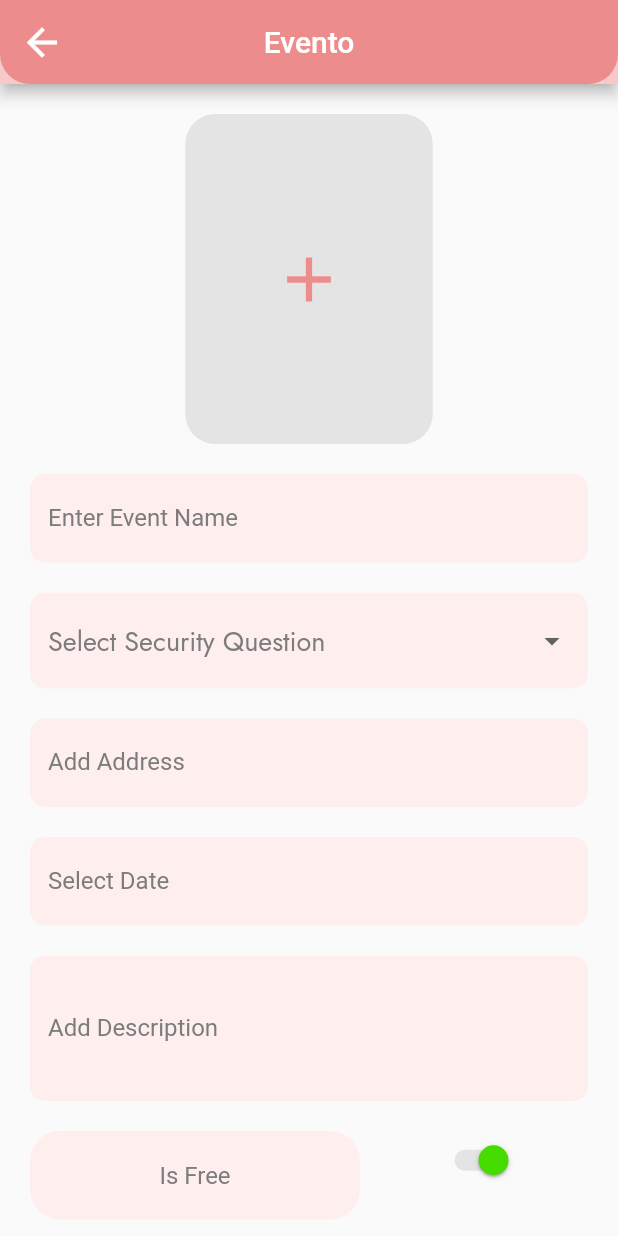
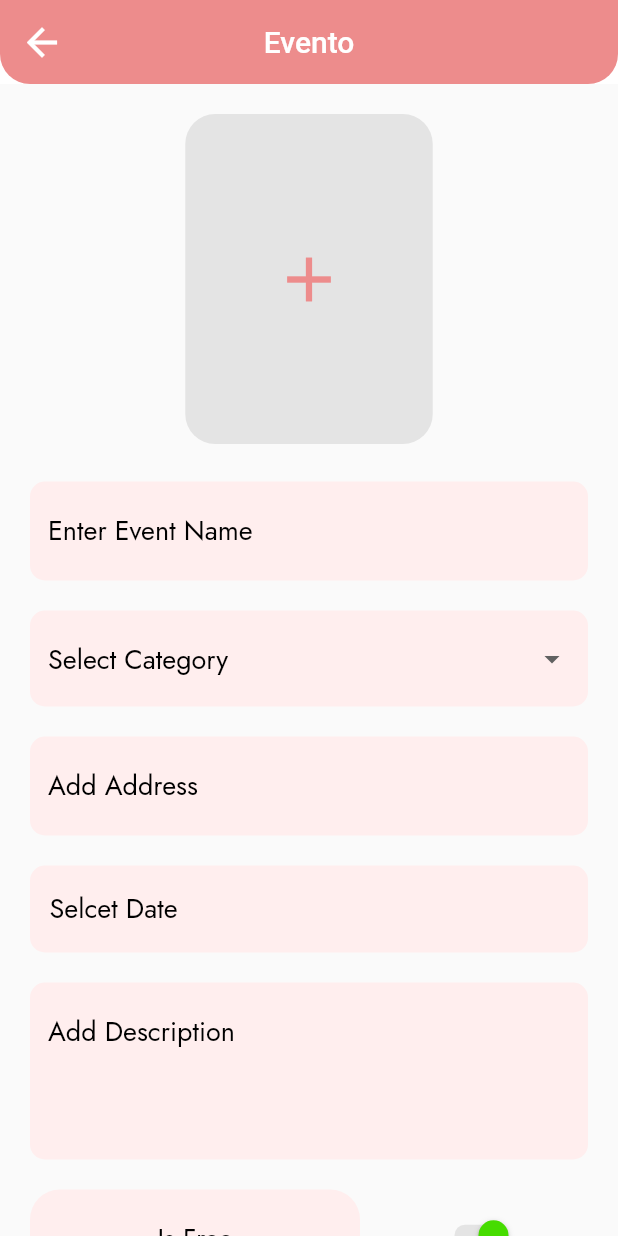
Before and after one commit to SarveshChavan/Evento_Frontend, a Flutter app: the AddEvent screen opened directly, after a tap on the "add" icon, on a phone screen of 412 x 824 dp. Run offline on Flutter 3.47's test engine with Material 2 defaults, Android fonts, the phone set to English and light mode, and no system bars; our stand-ins replace firebase_auth, firebase_core, firebase_storage, google_fonts, image_picker, shared_preferences; accounts and stored records are empty; network calls fail.

Commit message:
Add Event Page Completed and connected

```diff
--- a/lib/models/event.dart
+++ b/lib/models/event.dart
@@ -13,7 +13,7 @@ class Event{
   String ? eventDescription;
 
   Event({
-    this.id,
+    this.id ='',
     this.hostEmail,
     this.eventName,
     this.category,
--- a/lib/provider/userProvider.dart
+++ b/lib/provider/userProvider.dart
@@ -43,6 +43,9 @@ class UserProvider with ChangeNotifier{
   String getProfilePhoto(){
     return _user.profilePhoto.toString();
   }
+  String getUserEmail(){
+    return _user.email.toString();
+  }
   String getUserDescription(){
     return _user.userDescription.toString();
   }
--- a/lib/routes.dart
+++ b/lib/routes.dart
@@ -1,3 +1,4 @@
+import 'package:events/screens/event/add_event.dart';
 import 'package:events/screens/home_wrapper.dart';
 import 'package:events/screens/profile/change_password.dart';
 import 'package:events/screens/event/ongoing_screen.dart';
@@ -39,6 +40,8 @@ class Routes {
       case HomeWrapper.routeName:
         return MaterialPageRoute(builder: (_)=>HomeWrapper());
 
+      case AddEvent.routeName:
+        return MaterialPageRoute(builder: (_)=>AddEvent());
 
       default: return null;
 
--- a/lib/screens/authentication/security_question_screen.dart
+++ b/lib/screens/authentication/security_question_screen.dart
@@ -27,7 +27,8 @@ class _SecurityQuestionState extends State<SecurityQuestion> {
     "What is the name of your Crush?",
     "Which is your favourite Cuisine?",
     "Your Favorite Movie?"
-  ]);
+  ],
+  title: "Select Security Question",);
   @override
   Widget build(BuildContext context) {
     return Scaffold(
--- a/lib/screens/event/add_event.dart
+++ b/lib/screens/event/add_event.dart
@@ -1,31 +1,62 @@
+import 'dart:io';
+import 'package:events/Services/event_services.dart';
+import 'package:events/provider/userProvider.dart';
+import 'package:events/screens/home_wrapper.dart';
+import 'package:intl/intl.dart';
 import 'package:events/constants/colors.dart';
 import 'package:events/widgets/basic_text_field.dart';
 import 'package:events/widgets/custom_dropdown.dart';
 import 'package:events/widgets/login_signup_button.dart';
+import 'package:flutter/cupertino.dart';
 import 'package:flutter/material.dart';
+import 'package:flutter/services.dart';
+import 'package:image_picker/image_picker.dart';
 import 'package:provider/provider.dart';
+import '../../Services/image_picker.dart';
+import '../../constants/theme.dart';
 
 class AddEvent extends StatefulWidget {
   const AddEvent({Key? key}) : super(key: key);
+
+  static const String routeName ="AddEvent";
 
   @override
   State<AddEvent> createState() => _AddEventState();
 }
 
 class _AddEventState extends State<AddEvent> {
-
   TextEditingController eventName = TextEditingController();
   TextEditingController address = TextEditingController();
   TextEditingController description = TextEditingController();
-  TextEditingController date = TextEditingController();
-  CustomDropDown categorySelected = CustomDropDown(options: <String>["Entertainment","Technology"]);
+  CustomDropDown categorySelected =
+      CustomDropDown(options: <String>["Entertainment", "Technology","Other"],title: "Select Category",);
   bool isFree = true;
+  File? img;
+  String date='',photoUrl='';
+  DateTime oldDate = DateTime.now();
+
+  Future pickImage() async {
+    try {
+      final image = await ImagePicker()
+          .pickImage(source: ImageSource.gallery, imageQuality: 25);
+      if (image == null) return;
+      final imageTemp = File(image.path);
+
+      setState(() {
+        img = imageTemp;
+      });
+    } on PlatformException catch (e) {
+      // ignore: avoid_print
+      print('Failed to pickimage : $e');
+    }
+  }
 
   @override
   Widget build(BuildContext context) {
     return Scaffold(
       appBar: AppBar(
-          backgroundColor: AppColors.colors.lightShade,
+        backgroundColor: AppColors.colors.white,
+        elevation: 0,
         title: Text('Evento'),
         centerTitle: true,
         flexibleSpace: Container(
@@ -40,9 +71,7 @@ class _AddEventState extends State<AddEvent> {
         leading: IconButton(
           icon: Icon(Icons.arrow_back),
           iconSize: 30,
-            onPressed: () {
-
-            },
+          onPressed: () {},
         ),
       ),
       body: SingleChildScrollView(
@@ -58,26 +87,94 @@ class _AddEventState extends State<AddEvent> {
                   height: 220,
                   width: 165,
                   decoration: BoxDecoration(
-                        color:AppColors.colors.lightestGrey,
-                        borderRadius: BorderRadius.circular(20)
+                      color: AppColors.colors.lightestGrey,
+                      borderRadius: BorderRadius.circular(20)),
+                  child: img != null
+                      ? ClipRRect(
+                          borderRadius: BorderRadius.circular(20),
+                          child: Image.file(
+                            File(img!.path),
+                            fit: BoxFit.cover,
+                            height: 220,
+                            width: 165,
                           ),
-                      child: Center(
+                        )
+                      : Center(
                           child: IconButton(
                             icon: Icon(Icons.add),
                             color: AppColors.colors.midShade,
                             iconSize: 50,
                             onPressed: () {
-
+                              pickImage();
                             },
                           ),
                         ),
                 ),
               ),
-                  CustomTextField(controller:eventName,label: 'Enter Event Name'),
+              SizedBox(
+                height: 5,
+              ),
+              img != null
+                  ? Row(
+                      mainAxisSize: MainAxisSize.max,
+                      mainAxisAlignment: MainAxisAlignment.center,
+                      crossAxisAlignment: CrossAxisAlignment.center,
+                      children: [
+                        Icon(
+                          CupertinoIcons.pencil,
+                          color: AppColors.colors.grey,
+                        ),
+                        TextButton(
+                            onPressed: () {
+                              pickImage();
+                            },
+                            child: Text(
+                              'Retake',
+                              style: appTheme().textTheme.headline3?.copyWith(
+                                  color: AppColors.colors.grey, fontSize: 20),
+                            )),
+                      ],
+                    )
+                  : SizedBox(),
+              CustomTextField(controller: eventName, label: 'Enter Event Name'),
               categorySelected,
               CustomTextField(controller: address, label: 'Add Address'),
-                  CustomTextField(controller: date, label: 'Select Date'),
-                  CustomTextField(controller: description, label: 'Add Description',lines: 3,),
+              Container(
+                width: double.infinity,
+                margin: EdgeInsets.only(top: 20),
+                alignment: Alignment.centerLeft,
+                padding: EdgeInsets.symmetric(vertical: 5, horizontal: 5),
+                decoration: BoxDecoration(
+                  color: AppColors.colors.lightestShade,
+                  borderRadius: BorderRadius.circular(10),
+                ),
+                child: TextButton(
+                  child: Text(date != '' ? date.toString() : 'Selcet Date',
+                      style: appTheme().textTheme.headline3),
+                  onPressed: () async {
+                    //TODO change the datePicker no selection of past date and no selectionn of date 1 month later
+                    DateTime? pickedDate = await showDatePicker(
+                        context: context,
+                        initialDate: oldDate != null ? oldDate : DateTime.now(),
+                        firstDate: DateTime(2000),
+                        lastDate: DateTime(2030));
+                    if (pickedDate != null) {
+                      setState(() {
+                        oldDate = pickedDate;
+                        String dateformat =
+                            DateFormat('dd-MM-yyyy').format(pickedDate);
+                        // print(dateformat);
+                        date = dateformat;
+                      });
+                    }
+                  },
+                ),
+              ),
+              CustomTextField(
+                controller: description,
+                label: 'Add Description',
+                lines: 3,
+              ),
               Row(
                 children: [
                   Container(
@@ -86,23 +183,16 @@ class _AddEventState extends State<AddEvent> {
                     decoration: BoxDecoration(
                       borderRadius: BorderRadius.circular(20),
                       color: AppColors.colors.lightestShade,
-
                     ),
                     alignment: Alignment.center,
                     child: Padding(
                       padding: const EdgeInsets.all(20.0),
-                          child: Text(
-                            'Is Free',
-                            style: TextStyle(
-                              fontSize: 16,
-                              fontWeight:FontWeight.w400,
-                              color: AppColors.colors.grey
-                            ),
-                          ),
+                      child: Text('Is Free',
+                          style: appTheme().textTheme.headline3),
                     ),
                   ),
                   Padding(
-                        padding: const EdgeInsets.only(left: 50),
+                    padding: const EdgeInsets.only(left: 50, top: 15),
                     child: Switch(
                       inactiveTrackColor: AppColors.colors.lightestGrey,
                       inactiveThumbColor: AppColors.colors.grey,
@@ -116,9 +206,26 @@ class _AddEventState extends State<AddEvent> {
                   ),
                 ],
               ),
-                  Center(
-                    child: LogInSignUpButton(text: '    Set    ', isLogin: false, onTap: (){
-
+              Container(
+                alignment: Alignment.center,
+                margin: EdgeInsets.only(top: 20),
+                child: LogInSignUpButton(
+                    text: '    Set    ',
+                    isLogin: false,
+                    onTap: () async {
+                      photoUrl = await uploadFile(img, 'event',fileName: DateTime.now().toString());
+                      await EventServices().createEvent(
+                          context: context,
+                          eventName: eventName.text,
+                          hostEmail: Provider.of<UserProvider>(context,listen: false).getUserEmail(),
+                          category: categorySelected.selected.toString(),
+                          address: address.text,
+                          eventDateTime: date,
+                          eventStatus: 'upcoming',
+                          eventPhoto: photoUrl,
+                          eventDescription: description.text.trim(),
+                          isFree: isFree.toString());
+                      Navigator.pushNamedAndRemoveUntil(context,HomeWrapper.routeName, (route) => false);
                     }),
               )
             ],
--- a/lib/screens/home_wrapper.dart
+++ b/lib/screens/home_wrapper.dart
@@ -1,4 +1,5 @@
 import 'package:events/constants/colors.dart';
+import 'package:events/screens/event/add_event.dart';
 import 'package:events/screens/option_tab.dart';
 import 'package:events/screens/profile/profile_details.dart';
 import 'package:flutter/material.dart';
@@ -25,7 +26,9 @@ class _HomeWrapperState extends State<HomeWrapper> {
       floatingActionButton: FloatingActionButton(
         elevation: 0,
         backgroundColor: AppColors.colors.midShade,
-        onPressed: () {},
+        onPressed: () {
+          Navigator.pushNamed(context,AddEvent.routeName);
+        },
         child: Icon(
           Icons.add,
           size: 40,
--- a/lib/screens/profile/change_password.dart
+++ b/lib/screens/profile/change_password.dart
@@ -33,6 +33,7 @@ class _ChangePasswordState extends State<ChangePassword> {
       "Which is your favourite Cuisine?",
       "Your Favorite Movie?"
     ],
+    title: "Select Security Question",
   );
   bool isCorrect = false;
   EventoUser user = EventoUser();
--- a/lib/widgets/basic_text_field.dart
+++ b/lib/widgets/basic_text_field.dart
@@ -1,6 +1,7 @@
 import 'package:flutter/material.dart';
 
 import '../constants/colors.dart';
+import '../constants/theme.dart';
 
 class CustomTextField extends StatelessWidget {
   CustomTextField({Key? key,required this.controller,required this.label, this.lines = 1}) : super(key: key);
@@ -16,16 +17,15 @@ class CustomTextField extends StatelessWidget {
         maxLines: lines,
         controller: controller,
         cursorColor: AppColors.colors.grey,
-        style: TextStyle(
-          color: AppColors.colors.grey,
-        ),
+        style: appTheme().textTheme.headline3,
+        keyboardType: TextInputType.text,
+        textInputAction: TextInputAction.done,
         decoration: InputDecoration(
+          alignLabelWithHint: true,
             focusColor: AppColors.colors.midDarkShade,
             labelText: label,
             floatingLabelBehavior: FloatingLabelBehavior.never,
-            labelStyle: TextStyle(
-              color: AppColors.colors.grey,
-            ),
+            labelStyle: appTheme().textTheme.headline3,
             filled: true,
             // floatingLabelBehavior: FloatingLabelBehavior.never,
             fillColor: AppColors.colors.lightestShade,
--- a/lib/widgets/custom_dropdown.dart
+++ b/lib/widgets/custom_dropdown.dart
@@ -5,10 +5,11 @@ import 'package:flutter/material.dart';
 
 class CustomDropDown extends StatefulWidget {
 
-  CustomDropDown({ required this.options});
+  CustomDropDown({ required this.options, required this.title});
 
   List<String> options;
   String? selected;
+  String title;
   @override
   _CustomDropDownState createState() => _CustomDropDownState();
 }
@@ -30,11 +31,8 @@ class _CustomDropDownState extends State<CustomDropDown> {
         ),
 
         hint: Text(
-          'Select Security Question',
-          style: appTheme().textTheme.headline3?.copyWith(
-            color: AppColors.colors.grey,
-            fontSize: 18,
-          ),
+          widget.title,
+          style: appTheme().textTheme.headline3,
         ),
         isExpanded: true,
         value: widget.selected,
@@ -43,9 +41,7 @@ class _CustomDropDownState extends State<CustomDropDown> {
             value: value,
             child: Text(
               value,
-              style:TextStyle(
-                color: AppColors.colors.grey
-              ),
+              style:appTheme().textTheme.headline3
             ),
           );
         }).toList(),
```
Also changed, not shown: lib/Services/event_services.dart (+4 -4 lines), lib/Services/image_picker.dart (+12 -6 lines), lib/screens/event/upcoming_event.dart (+9 -12 lines). Lines whose indentation alone changed are shown as unchanged.
